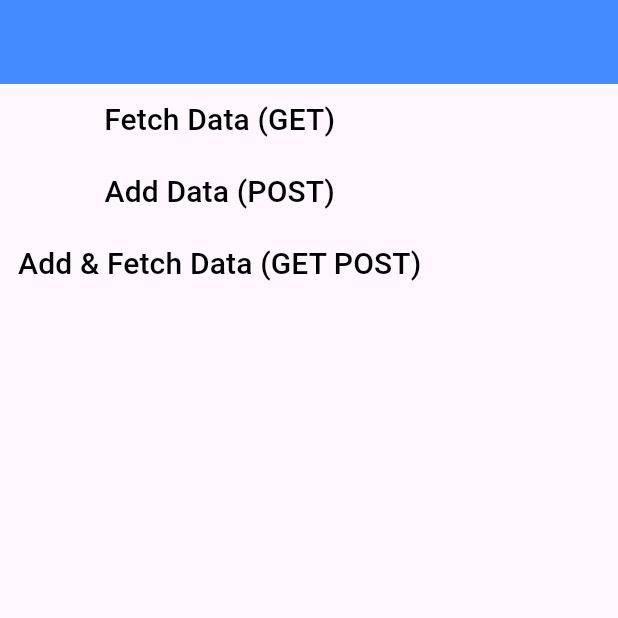
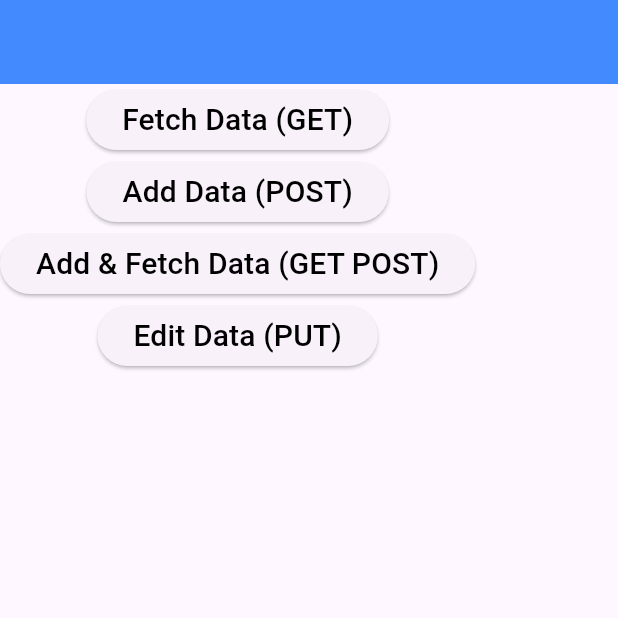
Before and after one commit to Digvijay0911/Flutter-dio-api-calling, a Flutter app: the screen it shows after launch, on a phone screen of 412 x 824 dp, the top half of it. Run offline on Flutter 3.47's test engine with Material 3 defaults, Android fonts, the phone set to English and light mode, and no system bars; our stand-ins replace dio.

Commit message:
update data using dio

```diff
--- a/lib/api/api_method.dart
+++ b/lib/api/api_method.dart
@@ -35,4 +35,18 @@ class ApiMethods {
     print(response[1].statusCode);
     print(response[1].data.toString());
   }
+
+  // 4. PUT
+  static void updateData() async {
+    var dio = Dio();
+    var response =
+        await dio.put("https://jsonplaceholder.typicode.com/posts/1", data: {
+      "name": "Abrar",
+      "email": "abrar123@gmail.com",
+    });
+    print(response.statusCode);
+    print(response.data.toString());
+  }
+
+
 }
--- a/lib/view/api_screen.dart
+++ b/lib/view/api_screen.dart
@@ -12,7 +12,7 @@ class ApiScreen extends StatelessWidget {
       ),
       body: Column(
         children: [
-          TextButton(
+          ElevatedButton(
               onPressed: () {
                 ApiMethods.fetchData();
               },
@@ -20,7 +20,7 @@ class ApiScreen extends StatelessWidget {
                 "Fetch Data (GET)",
                 style: TextStyle(fontSize: 20, color: Colors.black),
               )),
-          TextButton(
+          ElevatedButton(
               onPressed: () {
                 ApiMethods.addData();
               },
@@ -28,14 +28,23 @@ class ApiScreen extends StatelessWidget {
                 "Add Data (POST)",
                 style: TextStyle(fontSize: 20, color: Colors.black),
               )),
-              TextButton(
+          ElevatedButton(
               onPressed: () {
                 ApiMethods.addAndFetchData();
               },
               child: const Text(
                 "Add & Fetch Data (GET POST)",
                 style: TextStyle(fontSize: 20, color: Colors.black),
-              ))
+              )),
+          ElevatedButton(
+              onPressed: () {
+                ApiMethods.updateData();
+              },
+              child: const Text(
+                "Edit Data (PUT)",
+                style: TextStyle(fontSize: 20, color: Colors.black),
+              )),
+
         ],
       ),
     );
```
